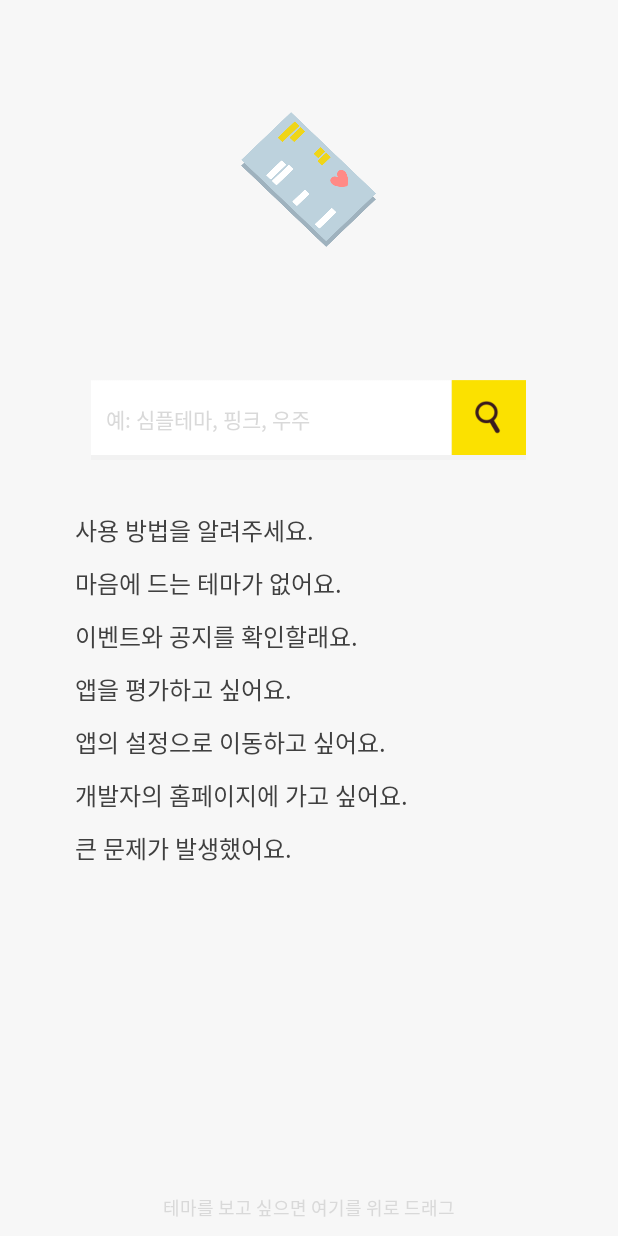
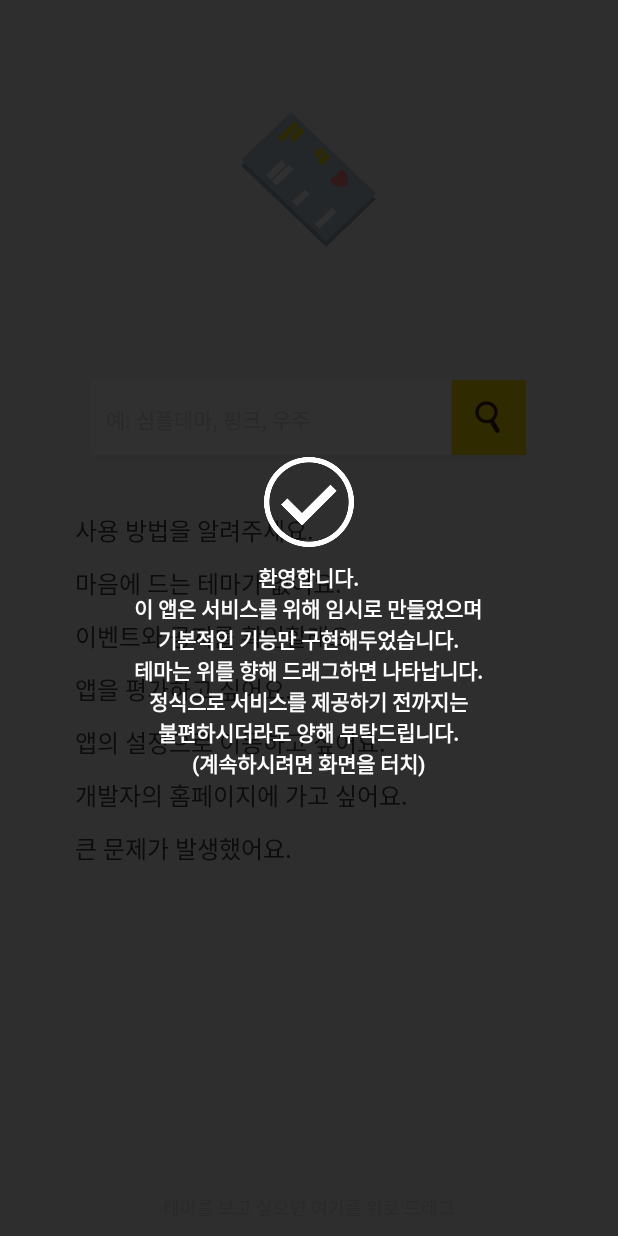
Before and after one commit to bqlab/ThemeLab, an Android app: the MainActivity screen opened directly, with no data from a screen before it, on a phone screen of 412 x 824 dp. Run offline under Robolectric (Android 15) with nearby library versions, the phone set to English and light mode, and no system bars.

Commit message:
patch-180711-2
 - 검색 정확도 개선
 - 최초 실행시 안내문구 추가
 - 검색결과 없을 때 안내문구 추가

```diff
--- a/app/build.gradle
+++ b/app/build.gradle
@@ -6,8 +6,8 @@ android {
         applicationId "com.bqlab.themelab"
         minSdkVersion 16
         targetSdkVersion 27
-        versionCode 4
-        versionName "0.0.4.5" //12:앱버전, 34:테마버전
+        versionCode 5
+        versionName "0.0.4.9" //12:앱버전, 34:테마버전
         testInstrumentationRunner "android.support.test.runner.AndroidJUnitRunner"
     }
     buildTypes {
--- a/app/src/main/java/com/bqlab/themelab/activity/MainActivity.java
+++ b/app/src/main/java/com/bqlab/themelab/activity/MainActivity.java
@@ -1,5 +1,7 @@
 package com.bqlab.themelab.activity;
 
+import android.accessibilityservice.AccessibilityService;
+import android.app.Service;
 import android.content.Intent;
 import android.net.Uri;
 import android.os.Bundle;
@@ -11,9 +13,13 @@ import android.view.GestureDetector;
 import android.view.KeyEvent;
 import android.view.MotionEvent;
 import android.view.View;
+import android.view.ViewGroup;
 import android.view.inputmethod.EditorInfo;
+import android.view.inputmethod.InputMethodManager;
 import android.widget.Button;
 import android.widget.EditText;
+import android.widget.LinearLayout;
+import android.widget.RelativeLayout;
 import android.widget.TextView;
 import android.widget.Toast;
 
@@ -31,6 +37,12 @@ public class MainActivity extends AppCompatActivity {
     Button mainSearchButton;
     EditText mainSearchInput;
 
+    RelativeLayout mainLayout;
+    LinearLayout mainTutorial;
+    LinearLayout mainRequest;
+
+    InputMethodManager inputMethodManager;
+
     @Override
     protected void onCreate(Bundle savedInstanceState) {
         super.onCreate(savedInstanceState);
@@ -38,11 +50,24 @@ public class MainActivity extends AppCompatActivity {
 
         NetworkDetector networkDetector = new NetworkDetector(this);
         final ApplicationDetector applicationDetector = new ApplicationDetector(this);
-
         gestureDetectorCompat = new GestureDetectorCompat(this, new SelectActivityGoer());
+        inputMethodManager = (InputMethodManager) getSystemService(Service.INPUT_METHOD_SERVICE);
 
         mainSearchButton = (Button) findViewById(R.id.main_search_button);
         mainSearchInput = (EditText) findViewById(R.id.main_search_input);
+        mainLayout = (RelativeLayout) findViewById(R.id.main_layout);
+        mainTutorial = (LinearLayout) findViewById(R.id.main_tutorial);
+        mainRequest = (LinearLayout) findViewById(R.id.main_request);
+
+        if (getSharedPreferences("settings", MODE_PRIVATE).getBoolean("TUTORIAL", true))
+            mainTutorial.setOnClickListener(new View.OnClickListener() {
+                @Override
+                public void onClick(View v) {
+                    mainTutorial.setVisibility(View.GONE);
+                }
+            });
+        else
+            mainTutorial.setVisibility(View.GONE);
 
         if (!isCheckedGoogleDrive && !applicationDetector.hasApplication("com.google.android.apps.docs")) {
             isCheckedGoogleDrive = true;
--- a/app/src/main/java/com/bqlab/themelab/activity/SearchActivity.java
+++ b/app/src/main/java/com/bqlab/themelab/activity/SearchActivity.java
@@ -94,7 +94,7 @@ public class SearchActivity extends AppCompatActivity {
             int accur = 0;
             for (String themeTag : theme.getTags()) {
                 for (String word : words) {
-                    if (word.equals(themeTag))
+                    if (word.equalsIgnoreCase(themeTag))
                         accur++;
                 }
             }
@@ -122,7 +122,9 @@ public class SearchActivity extends AppCompatActivity {
             for (int i = 0; i < results.size(); i++) {
                 searchBody.addView(results.get(i));
             }
-        } else
+        } else {
             searchBody.addView(new ThemeNoneView(SearchActivity.this));
+            Toast.makeText(SearchActivity.this,"검색어가 포함된 결과를 찾을 수 없습니다. 철자를 정확하게 입력하였는지 다시 확인하시길 바랍니다. 원하시는 테마가 없으면 문의를 통해 신청하는 것이 가능합니다.", Toast.LENGTH_LONG).show();
+        }
     }
 }
--- a/app/src/main/java/com/bqlab/themelab/activity/SelectActivity.java
+++ b/app/src/main/java/com/bqlab/themelab/activity/SelectActivity.java
@@ -48,9 +48,9 @@ public class SelectActivity extends AppCompatActivity {
         super.onCreate(savedInstanceState);
         setContentView(R.layout.activity_select);
 
-        //Initialization
+        getSharedPreferences("settings", MODE_PRIVATE).edit().putBoolean("TUTORIAL", false).apply();
+
         gestureDetectorCompat = new GestureDetectorCompat(this, new MainActivityGoer());
-
         themeManager = new ThemeManager(this);
 
         selectTopBoardButton = (Button) findViewById(R.id.select_top_board_button);
@@ -64,7 +64,6 @@ public class SelectActivity extends AppCompatActivity {
         selectBody = (LinearLayout) findViewById(R.id.select_body);
         selectBottom = (LinearLayout) findViewById(R.id.select_bottom);
 
-        //Preparing
         for (int i = 0; i < themeManager.getThemeCount(); i++) {
             themes.add((ThemeView) themeManager.getThemeView(i));
         }
@@ -75,12 +74,10 @@ public class SelectActivity extends AppCompatActivity {
         }
         setTopButtons();
 
-        //First Theme Displaying
         for (int i = 0; i < themes.size(); i++) {
             selectBody.addView(themes.get(i));
         }
 
-        //OnClick
         selectBottom.setOnClickListener(new View.OnClickListener() {
             @Override
             public void onClick(View view) {
--- a/app/src/main/res/layout/activity_main.xml
+++ b/app/src/main/res/layout/activity_main.xml
@@ -1,13 +1,17 @@
 <?xml version="1.0" encoding="utf-8"?>
-<LinearLayout xmlns:android="http://schemas.android.com/apk/res/android"
+<FrameLayout xmlns:android="http://schemas.android.com/apk/res/android"
     xmlns:app="http://schemas.android.com/apk/res-auto"
     xmlns:tools="http://schemas.android.com/tools"
     android:layout_width="match_parent"
     android:layout_height="match_parent"
+    tools:context="com.bqlab.themelab.activity.MainActivity">
+
+    <LinearLayout
+        android:layout_width="match_parent"
+        android:layout_height="match_parent"
         android:baselineAligned="false"
         android:gravity="center_horizontal"
-    android:orientation="vertical"
-    tools:context="com.bqlab.themelab.activity.MainActivity">
+        android:orientation="vertical">
 
         <LinearLayout
             android:layout_width="match_parent"
@@ -28,6 +32,7 @@
             android:layout_height="0dp"
             android:layout_weight="1"
             android:focusable="true"
+            android:id="@+id/main_layout"
             android:focusableInTouchMode="true"
             android:gravity="center">
 
@@ -164,3 +169,29 @@
             android:textSize="12sp"
             tools:ignore="UnusedAttribute" />
     </LinearLayout>
+
+    <LinearLayout
+        android:id="@+id/main_tutorial"
+        android:layout_width="match_parent"
+        android:layout_height="match_parent"
+        android:background="@color/colorBlackTransparent"
+        android:gravity="center"
+        android:orientation="vertical">
+
+        <ImageView
+            android:layout_width="60dp"
+            android:layout_height="60dp"
+            android:background="@drawable/main_tutorial_check"
+            tools:ignore="ContentDescription" />
+
+        <TextView
+            android:layout_width="wrap_content"
+            android:layout_height="wrap_content"
+            android:layout_marginTop="10dp"
+            android:text="@string/main_tutorial_text"
+            android:textAlignment="center"
+            android:textColor="@color/colorWhite"
+            android:textSize="14sp"
+            android:textStyle="bold" />
+    </LinearLayout>
+</FrameLayout>
--- a/app/src/main/res/values/colors.xml
+++ b/app/src/main/res/values/colors.xml
@@ -7,6 +7,7 @@
     <color name="colorWhiteDarker">#F2F2F2</color>
     <color name="colorWhiteDarkest">#D9D9D9</color>
     <color name="colorBlack">#000000</color>
+    <color name="colorBlackTransparent">#cf000000</color>
 
     <color name="colorGray">#404040</color>
     <color name="colorGrayDark">#262626</color>
--- a/app/src/main/res/values/strings.xml
+++ b/app/src/main/res/values/strings.xml
@@ -15,6 +15,7 @@
     <string name="main_request_btn07">큰 문제가 발생했어요.</string>
     <string name="main_request_btn07_url">https://goo.gl/forms/Suo33CKSh9UMP0912</string>
     <string name="main_bottom_text">테마를 보고 싶으면 여기를 위로 드래그</string>
+    <string name="main_tutorial_text">환영합니다.\n이 앱은 서비스를 위해 임시로 만들었으며\n기본적인 기능만 구현해두었습니다.\n테마는 위를 향해 드래그하면 나타납니다.\n정식으로 서비스를 제공하기 전까지는\n불편하시더라도 양해 부탁드립니다.\n(계속하시려면 화면을 터치)</string>
 
     <string name="tutorial_actionbar_title">사용 방법</string>
 
```
Also changed, not shown: app/src/main/res/drawable/main_tutorial_check.png (added). Lines whose indentation alone changed are shown as unchanged.
